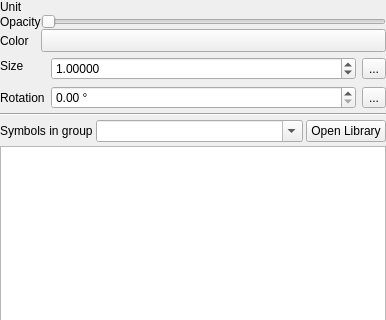
Old version of the form src/ui/symbollayer/widget_symbolslist.ui in the repository qgis/QGIS; both pictures show x 0 to 386 and y 0 to 320 of the 386 by 619 pixel window.
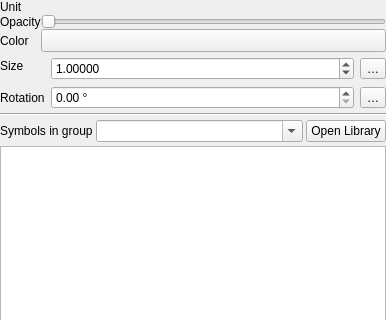
New version of the form. Custom widgets are drawn as their Qt base class.

The edit to the form file:
```diff
--- a/src/ui/symbollayer/widget_symbolslist.ui
+++ b/src/ui/symbollayer/widget_symbolslist.ui
@@ -294,7 +294,7 @@
            <item>
             <widget class="QgsDataDefinedButton" name="mSizeDDBtn">
              <property name="text">
-              <string>...</string>
+              <string>…</string>
              </property>
             </widget>
            </item>
@@ -337,7 +337,7 @@
            <item>
             <widget class="QgsDataDefinedButton" name="mRotationDDBtn">
              <property name="text">
-              <string>...</string>
+              <string>…</string>
              </property>
             </widget>
            </item>
```
Left out of the diff: 2 changed lines with no effect on the pictures.
